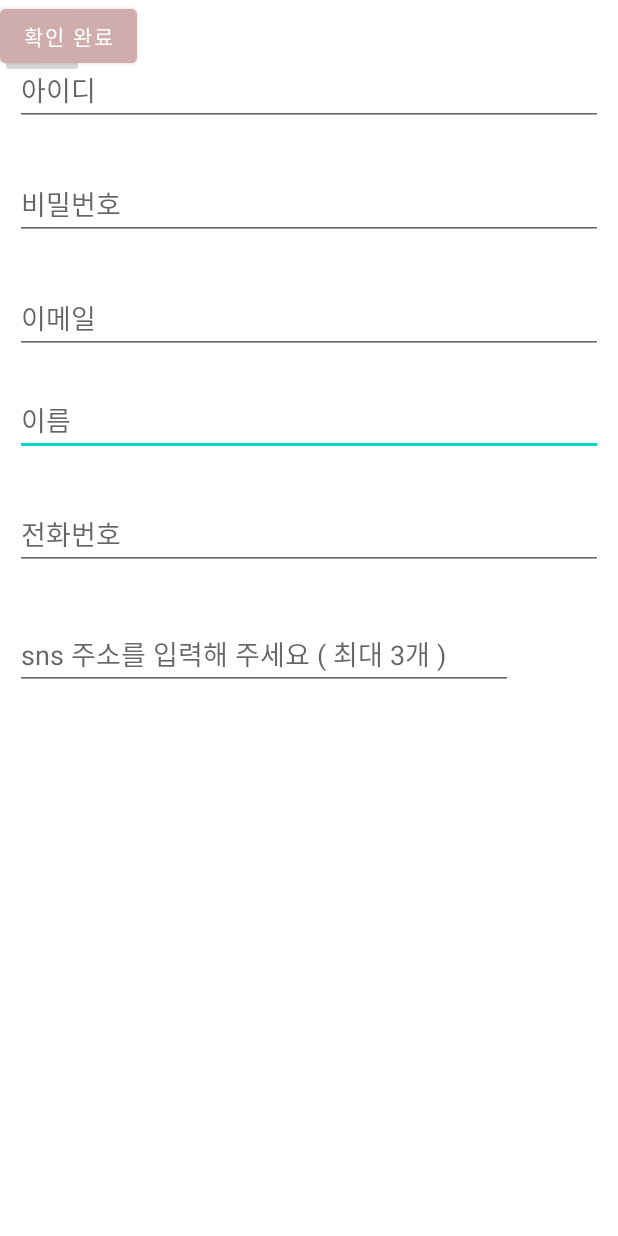
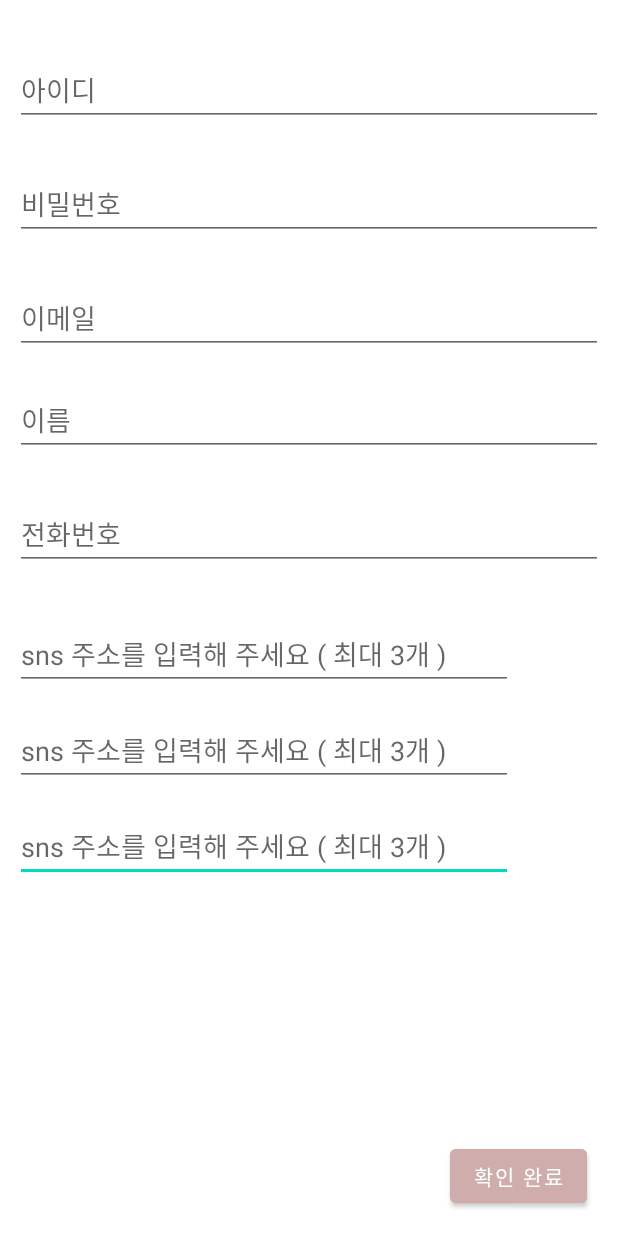
Before and after one commit to han-seo/MyApplication10, an Android app: the layout activity_join.xml on its own in the app's theme, with its tools: preview values and no code run, on a phone screen of 412 x 824 dp. Run offline under Robolectric (Android 15) with nearby library versions, the phone set to English and light mode, and no system bars.

```diff
--- a/app/build.gradle
+++ b/app/build.gradle
@@ -1,6 +1,7 @@
 plugins {
     id 'com.android.application'
     id 'kotlin-android'
+    id'kotlin-android-extensions'
 }
 
 android {
--- a/app/src/main/AndroidManifest.xml
+++ b/app/src/main/AndroidManifest.xml
@@ -20,7 +20,7 @@
             </intent-filter>
 
         </activity>
-
+        <activity android:name=".Login"/>
     </application>
 
 </manifest>
--- a/app/src/main/java/com/example/myapplication/idpw_search.kt
+++ /dev/null
@@ -1,4 +0,0 @@
-package com.example.myapplication
-
-class idpw_search {
-}
--- a/app/src/main/res/layout/join.xml
+++ b/app/src/main/res/layout/activity_join.xml
@@ -5,6 +5,21 @@
     xmlns:tools="http://schemas.android.com/tools"
     android:layout_width="match_parent"
     android:layout_height="match_parent">
+
+    <EditText
+        android:id="@+id/editTextTextPersonName4"
+        android:layout_width="0dp"
+        android:layout_height="wrap_content"
+        android:layout_marginStart="10dp"
+        android:layout_marginTop="160dp"
+        android:layout_marginEnd="70dp"
+        android:ems="10"
+        android:hint="sns 주소를 입력해 주세요 ( 최대 3개 )"
+        android:inputType="textPersonName"
+        app:layout_constraintEnd_toEndOf="parent"
+        app:layout_constraintHorizontal_bias="0.0"
+        app:layout_constraintStart_toStartOf="parent"
+        app:layout_constraintTop_toBottomOf="@+id/editTextPhone" />
 
     <EditText
         android:id="@+id/editTextTextPersonName7"
@@ -97,52 +112,29 @@
         app:layout_constraintTop_toBottomOf="@+id/editTextPhone" />
 
     <EditText
-        android:id="@+id/editTextTextPersonName9"
+        android:id="@+id/editTextTextPersonName2"
         android:layout_width="0dp"
         android:layout_height="wrap_content"
         android:layout_marginStart="10dp"
-        android:layout_marginTop="100dp"
+        android:layout_marginTop="96dp"
         android:layout_marginEnd="70dp"
         android:ems="10"
-        android:hint="sns 주소를 입력해 주세요"
+        android:hint="sns 주소를 입력해 주세요 ( 최대 3개 )"
         android:inputType="textPersonName"
-        android:visibility="invisible"
         app:layout_constraintEnd_toEndOf="parent"
         app:layout_constraintHorizontal_bias="0.0"
         app:layout_constraintStart_toStartOf="parent"
         app:layout_constraintTop_toBottomOf="@+id/editTextPhone" />
 
-    <EditText
-        android:id="@+id/editTextTextPersonName10"
-        android:layout_width="0dp"
-        android:layout_height="wrap_content"
-        android:layout_marginStart="10dp"
-        android:layout_marginTop="168dp"
-        android:layout_marginEnd="70dp"
-        android:ems="10"
-        android:hint="sns 주소를 입력해 주세요"
-        android:inputType="textPersonName"
-        android:visibility="invisible"
-        app:layout_constraintEnd_toEndOf="parent"
-        app:layout_constraintHorizontal_bias="0.0"
-        app:layout_constraintStart_toStartOf="parent"
-        app:layout_constraintTop_toBottomOf="@+id/editTextPhone" />
-
-    <ImageButton
-        android:id="@+id/imageButton"
-        android:layout_width="wrap_content"
-        android:layout_height="wrap_content"
-        app:srcCompat="@android:drawable/ic_menu_add"
-        tools:layout_editor_absoluteX="346dp"
-        tools:layout_editor_absoluteY="406dp" />
-
     <Button
         android:id="@+id/button5"
         android:layout_width="wrap_content"
         android:layout_height="wrap_content"
+        android:layout_marginStart="300dp"
+        android:layout_marginBottom="16dp"
         android:backgroundTint="#CFADAD"
         android:text="확인 완료"
-        tools:layout_editor_absoluteX="295dp"
-        tools:layout_editor_absoluteY="666dp" />
+        app:layout_constraintBottom_toBottomOf="parent"
+        app:layout_constraintStart_toStartOf="parent" />
 
 </androidx.constraintlayout.widget.ConstraintLayout>
```
Also changed, not shown: app/src/main/java/com/example/myapplication/IdpwSearch.kt (added, +16 -0 lines), app/src/main/java/com/example/myapplication/Join.kt (added, +22 -0 lines), app/src/main/java/com/example/myapplication/Login.kt (added, +28 -0 lines), app/src/main/java/com/example/myapplication/MainActivity.kt (+6 -4 lines), app/src/main/res/layout/activity_login.xml (renamed from app/src/main/res/layout/login.xml, +6 -7 lines), app/src/main/res/layout/activity_main.xml (+6 -6 lines), app/src/main/res/layout/activity_search_id.xml (added, +15 -0 lines), gradle/wrapper/gradle-wrapper.properties.
